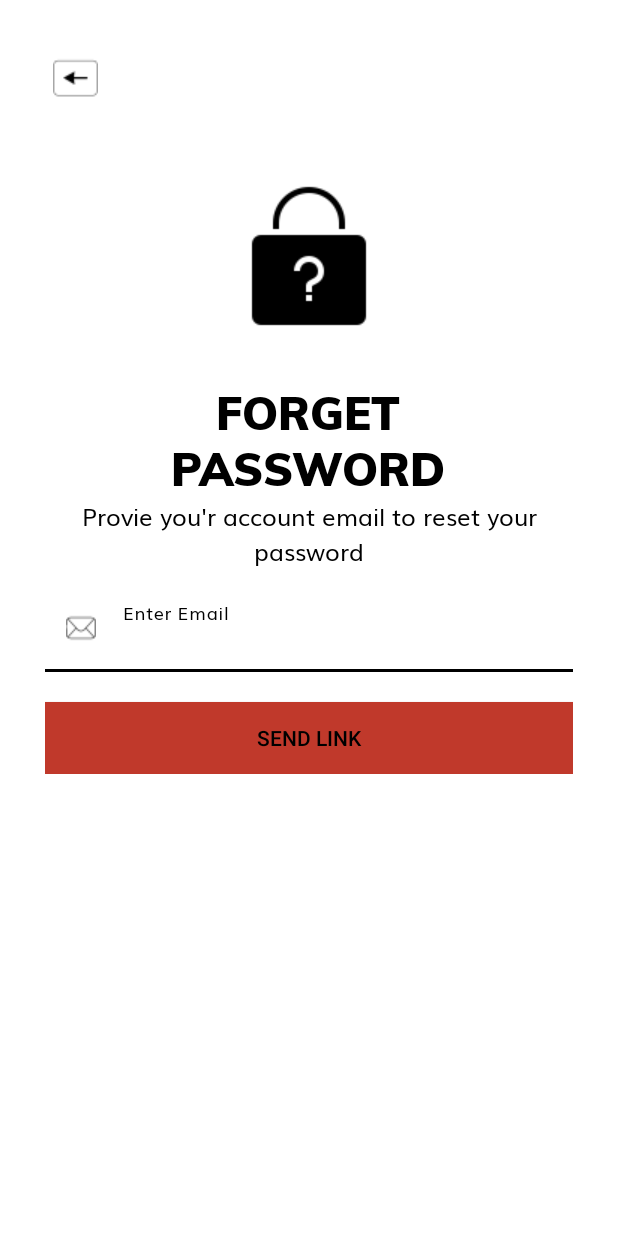
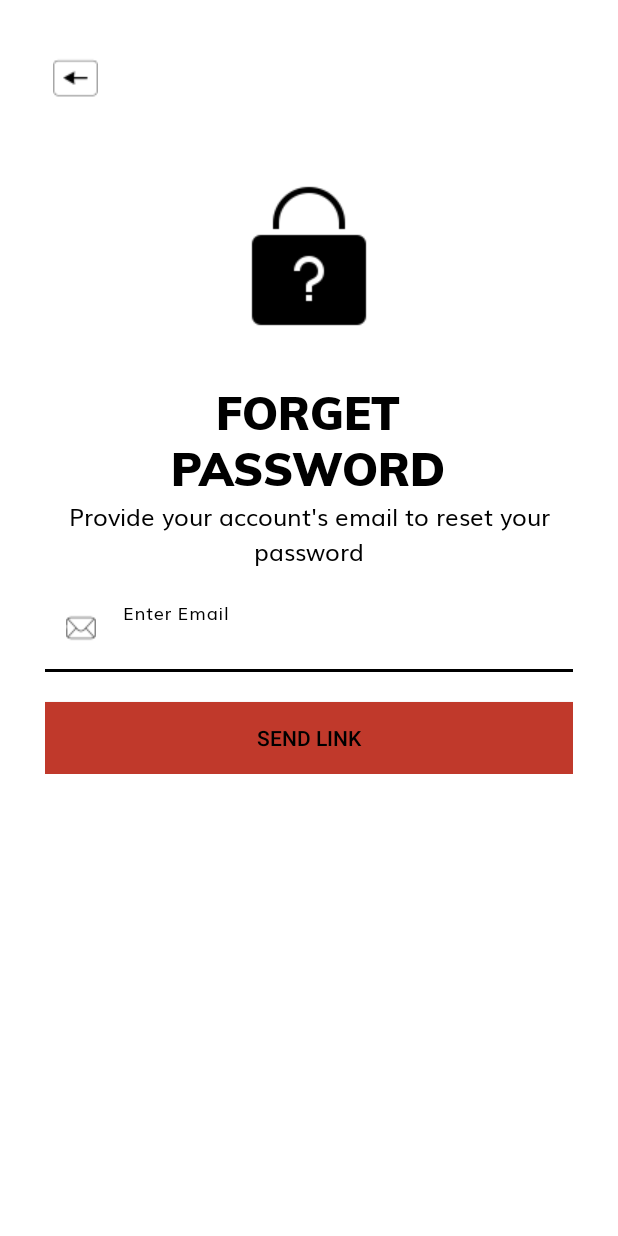
Before and after one commit to vishalmakhiijani/food-recipe-android-app, an Android app: the ForgetPassword screen opened directly, with no data from a screen before it, on a phone screen of 412 x 824 dp. Run offline under Robolectric (Android 15) with nearby library versions, the light colour scheme and no system bars; our stand-ins replace Firebase (no records; nobody signed in at launch, a user with empty details on screens opened directly); libraries missing offline, so code that uses them is left out: io.github.muddz.styleabletoast.

Commit message:
Typo Fixed

```diff
--- a/app/src/main/res/layout/activity_forget_password.xml
+++ b/app/src/main/res/layout/activity_forget_password.xml
@@ -52,7 +52,7 @@
             android:layout_gravity="center"
             android:fontFamily="@font/muli"
             android:gravity="center"
-            android:text="Provie you'r account email to reset your password"
+            android:text="Provide your account's email to reset your password"
             android:textAlignment="center"
             android:textColor="@color/black"
             android:textSize="16sp" />
```
